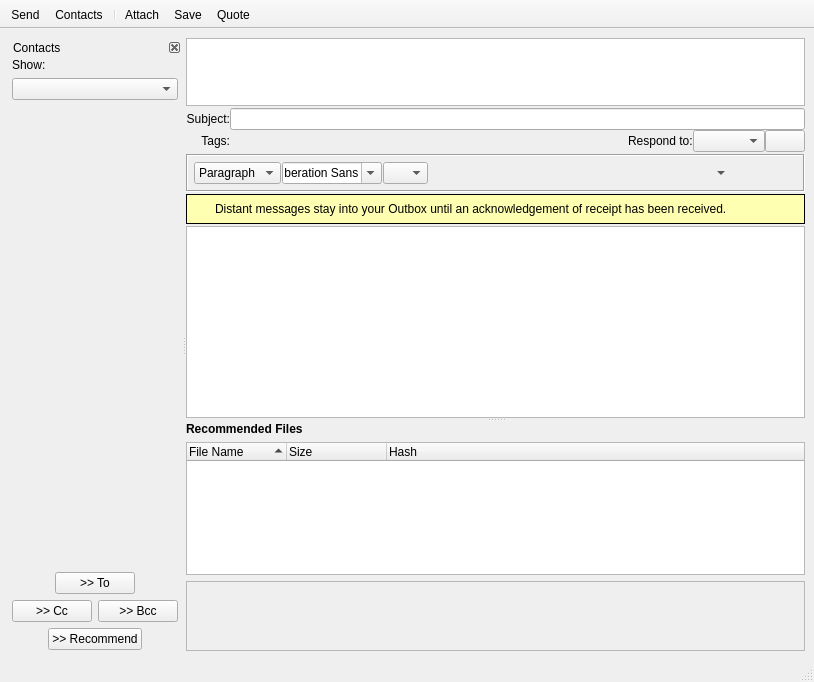
This is retroshare-gui/src/gui/msgs/MessageComposer.ui in RetroShare/RetroShare as Qt 5 draws it before an edit. The edited form follows.
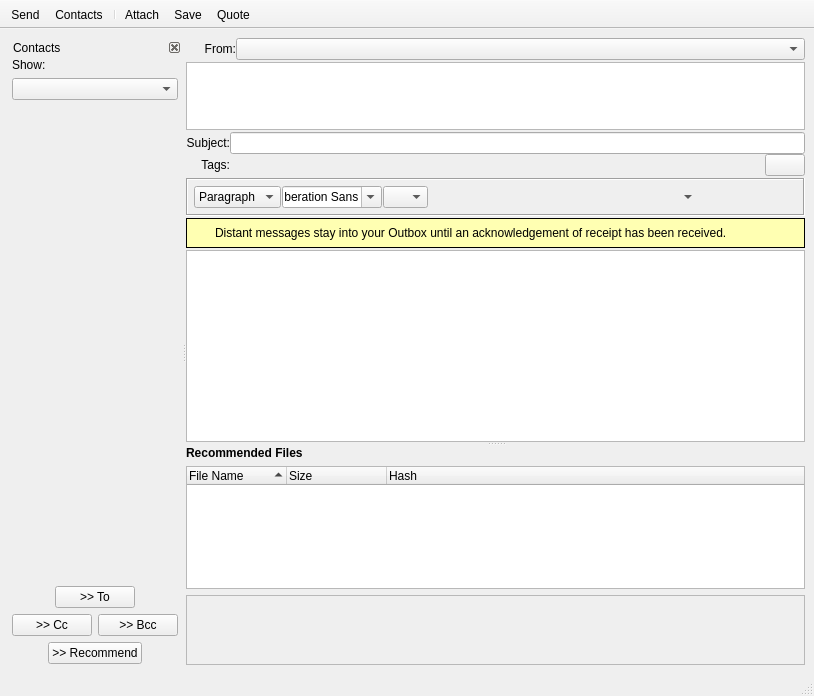
This is the edited form. Icons and pictures are not drawn. Custom widgets are drawn as their Qt base class.

Commit message: Moved ID ComboBox at the top, before recipient or Subject fields, to switch faster and easy Identity.

Patch:
```diff
--- a/retroshare-gui/src/gui/msgs/MessageComposer.ui
+++ b/retroshare-gui/src/gui/msgs/MessageComposer.ui
@@ -7,7 +7,7 @@
     <x>0</x>
     <y>0</y>
     <width>814</width>
-    <height>682</height>
+    <height>696</height>
    </rect>
   </property>
   <property name="windowTitle">
@@ -197,7 +197,90 @@
          <property name="verticalSpacing">
           <number>2</number>
          </property>
-         <item row="5" column="0">
+         <item row="3" column="0" rowspan="2">
+          <layout class="QGridLayout" name="gridLayout_6">
+           <property name="sizeConstraint">
+            <enum>QLayout::SetNoConstraint</enum>
+           </property>
+           <item row="0" column="0">
+            <widget class="QLabel" name="label_3">
+             <property name="text">
+              <string>Subject:</string>
+             </property>
+             <property name="alignment">
+              <set>Qt::AlignRight|Qt::AlignTrailing|Qt::AlignVCenter</set>
+             </property>
+            </widget>
+           </item>
+           <item row="0" column="1" colspan="5">
+            <widget class="QLineEdit" name="titleEdit"/>
+           </item>
+           <item row="1" column="0">
+            <widget class="QLabel" name="label">
+             <property name="text">
+              <string>Tags:</string>
+             </property>
+             <property name="alignment">
+              <set>Qt::AlignRight|Qt::AlignTrailing|Qt::AlignVCenter</set>
+             </property>
+            </widget>
+           </item>
+           <item row="1" column="1">
+            <widget class="QPushButton" name="tagButton">
+             <property name="sizePolicy">
+              <sizepolicy hsizetype="Fixed" vsizetype="Fixed">
+               <horstretch>0</horstretch>
+               <verstretch>0</verstretch>
+              </sizepolicy>
+             </property>
+             <property name="toolTip">
+              <string>Tags</string>
+             </property>
+             <property name="icon">
+              <iconset resource="../images.qrc">
+               <normaloff>:/images/tag24.png</normaloff>:/images/tag24.png</iconset>
+             </property>
+             <property name="flat">
+              <bool>true</bool>
+             </property>
+            </widget>
+           </item>
+           <item row="1" column="3">
+            <layout class="QHBoxLayout" name="tagLayout"/>
+           </item>
+           <item row="1" column="2">
+            <spacer name="horizontalSpacer">
+             <property name="orientation">
+              <enum>Qt::Horizontal</enum>
+             </property>
+             <property name="sizeHint" stdset="0">
+              <size>
+               <width>40</width>
+               <height>20</height>
+              </size>
+             </property>
+            </spacer>
+           </item>
+           <item row="1" column="4">
+            <widget class="QPushButton" name="signMessage_CB">
+             <property name="toolTip">
+              <string>&lt;html&gt;&lt;head/&gt;&lt;body&gt;&lt;p&gt;Cryptographically sign message to distant peers. This is prevents intermediate peers to spoof your identity.&lt;/p&gt;&lt;/body&gt;&lt;/html&gt;</string>
+             </property>
+             <property name="text">
+              <string/>
+             </property>
+             <property name="icon">
+              <iconset resource="../images.qrc">
+               <normaloff>:/images/stock_signature_ok.png</normaloff>:/images/stock_signature_ok.png</iconset>
+             </property>
+             <property name="checkable">
+              <bool>true</bool>
+             </property>
+            </widget>
+           </item>
+          </layout>
+         </item>
+         <item row="6" column="0">
           <widget class="QFrame" name="toolBarFrame">
            <property name="maximumSize">
             <size>
@@ -590,26 +673,6 @@
                 </property>
                </spacer>
               </item>
-              <item row="0" column="3">
-               <widget class="QToolButton" name="emoticonButton">
-                <property name="focusPolicy">
-                 <enum>Qt::NoFocus</enum>
-                </property>
-                <property name="icon">
-                 <iconset resource="../images.qrc">
-                  <normaloff>:/images/emoticons/kopete/kopete020.png</normaloff>:/images/emoticons/kopete/kopete020.png</iconset>
-                </property>
-                <property name="iconSize">
-                 <size>
-                  <width>24</width>
-                  <height>24</height>
-                 </size>
-                </property>
-                <property name="autoRaise">
-                 <bool>true</bool>
-                </property>
-               </widget>
-              </item>
               <item row="0" column="7">
                <widget class="QToolButton" name="underlinebtn">
                 <property name="minimumSize">
@@ -651,155 +714,32 @@
                 </property>
                </widget>
               </item>
+              <item row="0" column="13">
+               <widget class="QToolButton" name="emoticonButton">
+                <property name="focusPolicy">
+                 <enum>Qt::NoFocus</enum>
+                </property>
+                <property name="icon">
+                 <iconset resource="../images.qrc">
+                  <normaloff>:/images/emoticons/kopete/kopete020.png</normaloff>:/images/emoticons/kopete/kopete020.png</iconset>
+                </property>
+                <property name="iconSize">
+                 <size>
+                  <width>24</width>
+                  <height>24</height>
+                 </size>
+                </property>
+                <property name="autoRaise">
+                 <bool>true</bool>
+                </property>
+               </widget>
+              </item>
              </layout>
             </item>
            </layout>
           </widget>
          </item>
          <item row="7" column="0">
-          <widget class="MimeTextEdit" name="msgText">
-           <property name="sizePolicy">
-            <sizepolicy hsizetype="Expanding" vsizetype="MinimumExpanding">
-             <horstretch>4</horstretch>
-             <verstretch>4</verstretch>
-            </sizepolicy>
-           </property>
-           <property name="textInteractionFlags">
-            <set>Qt::TextEditorInteraction</set>
-           </property>
-          </widget>
-         </item>
-         <item row="0" column="0">
-          <widget class="QTableWidget" name="recipientWidget">
-           <property name="sizePolicy">
-            <sizepolicy hsizetype="Expanding" vsizetype="Fixed">
-             <horstretch>0</horstretch>
-             <verstretch>0</verstretch>
-            </sizepolicy>
-           </property>
-           <property name="minimumSize">
-            <size>
-             <width>0</width>
-             <height>68</height>
-            </size>
-           </property>
-           <property name="maximumSize">
-            <size>
-             <width>16777215</width>
-             <height>68</height>
-            </size>
-           </property>
-           <property name="tabKeyNavigation">
-            <bool>false</bool>
-           </property>
-           <property name="selectionMode">
-            <enum>QAbstractItemView::SingleSelection</enum>
-           </property>
-           <attribute name="horizontalHeaderVisible">
-            <bool>false</bool>
-           </attribute>
-           <attribute name="verticalHeaderVisible">
-            <bool>false</bool>
-           </attribute>
-           <attribute name="verticalHeaderDefaultSectionSize">
-            <number>22</number>
-           </attribute>
-          </widget>
-         </item>
-         <item row="2" column="0" rowspan="2">
-          <layout class="QGridLayout" name="gridLayout_6">
-           <property name="sizeConstraint">
-            <enum>QLayout::SetNoConstraint</enum>
-           </property>
-           <item row="0" column="0">
-            <widget class="QLabel" name="label_3">
-             <property name="text">
-              <string>Subject:</string>
-             </property>
-             <property name="alignment">
-              <set>Qt::AlignRight|Qt::AlignTrailing|Qt::AlignVCenter</set>
-             </property>
-            </widget>
-           </item>
-           <item row="0" column="1" colspan="7">
-            <widget class="QLineEdit" name="titleEdit"/>
-           </item>
-           <item row="1" column="0">
-            <widget class="QLabel" name="label">
-             <property name="text">
-              <string>Tags:</string>
-             </property>
-             <property name="alignment">
-              <set>Qt::AlignRight|Qt::AlignTrailing|Qt::AlignVCenter</set>
-             </property>
-            </widget>
-           </item>
-           <item row="1" column="1">
-            <widget class="QPushButton" name="tagButton">
-             <property name="sizePolicy">
-              <sizepolicy hsizetype="Fixed" vsizetype="Fixed">
-               <horstretch>0</horstretch>
-               <verstretch>0</verstretch>
-              </sizepolicy>
-             </property>
-             <property name="toolTip">
-              <string>Tags</string>
-             </property>
-             <property name="icon">
-              <iconset resource="../images.qrc">
-               <normaloff>:/images/tag24.png</normaloff>:/images/tag24.png</iconset>
-             </property>
-             <property name="flat">
-              <bool>true</bool>
-             </property>
-            </widget>
-           </item>
-           <item row="1" column="3">
-            <layout class="QHBoxLayout" name="tagLayout"/>
-           </item>
-           <item row="1" column="4">
-            <widget class="QLabel" name="label_2">
-             <property name="text">
-              <string>Respond to:</string>
-             </property>
-            </widget>
-           </item>
-           <item row="1" column="2">
-            <spacer name="horizontalSpacer">
-             <property name="orientation">
-              <enum>Qt::Horizontal</enum>
-             </property>
-             <property name="sizeHint" stdset="0">
-              <size>
-               <width>40</width>
-               <height>20</height>
-              </size>
-             </property>
-            </spacer>
-           </item>
-           <item row="1" column="5">
-            <widget class="GxsIdChooser" name="respond_to_CB"/>
-           </item>
-           <item row="1" column="6">
-            <widget class="QPushButton" name="signMessage_CB">
-             <property name="toolTip">
-              <string>&lt;html&gt;&lt;head/&gt;&lt;body&gt;&lt;p&gt;Cryptographically sign message to distant peers. This is prevents intermediate peers to spoof your identity.&lt;/p&gt;&lt;/body&gt;&lt;/html&gt;</string>
-             </property>
-             <property name="text">
-              <string/>
-             </property>
-             <property name="icon">
-              <iconset resource="../images.qrc">
-               <normaloff>:/images/stock_signature_ok.png</normaloff>:/images/stock_signature_ok.png</iconset>
-             </property>
-             <property name="checkable">
-              <bool>true</bool>
-             </property>
-            </widget>
-           </item>
-          </layout>
-         </item>
-         <item row="6" column="0">
           <widget class="QFrame" name="distantFrame">
            <property name="palette">
             <palette>
@@ -941,6 +881,86 @@
            </layout>
           </widget>
          </item>
+         <item row="8" column="0">
+          <widget class="MimeTextEdit" name="msgText">
+           <property name="sizePolicy">
+            <sizepolicy hsizetype="Expanding" vsizetype="MinimumExpanding">
+             <horstretch>4</horstretch>
+             <verstretch>4</verstretch>
+            </sizepolicy>
+           </property>
+           <property name="textInteractionFlags">
+            <set>Qt::TextEditorInteraction</set>
+           </property>
+          </widget>
+         </item>
+         <item row="1" column="0">
+          <widget class="QTableWidget" name="recipientWidget">
+           <property name="sizePolicy">
+            <sizepolicy hsizetype="Expanding" vsizetype="Fixed">
+             <horstretch>0</horstretch>
+             <verstretch>0</verstretch>
+            </sizepolicy>
+           </property>
+           <property name="minimumSize">
+            <size>
+             <width>0</width>
+             <height>68</height>
+            </size>
+           </property>
+           <property name="maximumSize">
+            <size>
+             <width>16777215</width>
+             <height>68</height>
+            </size>
+           </property>
+           <property name="tabKeyNavigation">
+            <bool>false</bool>
+           </property>
+           <property name="selectionMode">
+            <enum>QAbstractItemView::SingleSelection</enum>
+           </property>
+           <attribute name="horizontalHeaderVisible">
+            <bool>false</bool>
+           </attribute>
+           <attribute name="verticalHeaderVisible">
+            <bool>false</bool>
+           </attribute>
+           <attribute name="verticalHeaderDefaultSectionSize">
+            <number>22</number>
+           </attribute>
+          </widget>
+         </item>
+         <item row="0" column="0">
+          <layout class="QHBoxLayout" name="horizontalLayout_5">
+           <item>
+            <widget class="QLabel" name="fromLabel">
+             <property name="minimumSize">
+              <size>
+               <width>50</width>
+               <height>0</height>
+              </size>
+             </property>
+             <property name="text">
+              <string>From:</string>
+             </property>
+             <property name="alignment">
+              <set>Qt::AlignRight|Qt::AlignTrailing|Qt::AlignVCenter</set>
+             </property>
+            </widget>
+           </item>
+           <item>
+            <widget class="GxsIdChooser" name="respond_to_CB">
+             <property name="sizePolicy">
+              <sizepolicy hsizetype="Expanding" vsizetype="Fixed">
+               <horstretch>0</horstretch>
+               <verstretch>0</verstretch>
+              </sizepolicy>
+             </property>
+            </widget>
+           </item>
+          </layout>
+         </item>
         </layout>
        </widget>
        <widget class="QWidget" name="layoutWidget_1">
```
The commit also changes 1 other file.
